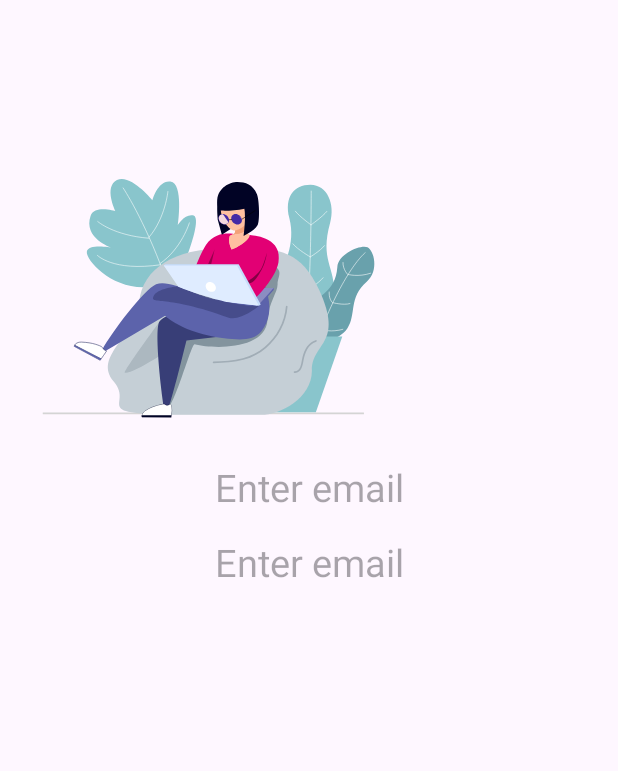
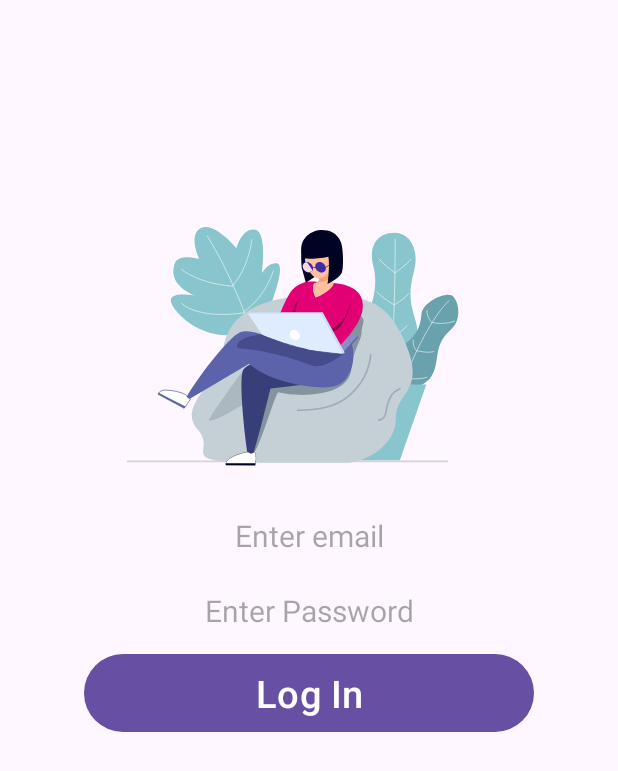
Before and after one commit to GIRISH1288/Clique, an Android app: the SignIn screen opened directly, with no data from a screen before it, on a phone screen of 412 x 824 dp. Shown: the top 771 px of the screen. Run offline under Robolectric (Android 15) with nearby library versions, the phone set to English and light mode, and no system bars; 1 statement that could not run was skipped.

Commit message:
Log in Activity Created

```diff
--- a/app/src/main/java/com/project/myapplication/SignIn.java
+++ b/app/src/main/java/com/project/myapplication/SignIn.java
@@ -3,13 +3,23 @@ package com.project.myapplication;
 import androidx.appcompat.app.AppCompatActivity;
 
 import android.os.Bundle;
+import android.widget.Button;
+import android.widget.EditText;
+
+import com.airbnb.lottie.LottieAnimationView;
 
 public class SignIn extends AppCompatActivity {
-
+    EditText etSignInEmail, etSignInPassword;
+    Button btnLogIn;
+    LottieAnimationView animLoadingSignIn;
     @Override
     protected void onCreate(Bundle savedInstanceState) {
         super.onCreate(savedInstanceState);
         setContentView(R.layout.activity_sign_in);
+        etSignInEmail = findViewById(R.id.etSignInEmail);
+        etSignInPassword = findViewById(R.id.etSignInPassword);
+        btnLogIn = findViewById(R.id.btnLogIn);
+
 
         overridePendingTransition(R.anim.activity_enter, R.anim.activity_exit);
     }
--- a/app/src/main/res/layout/activity_sign_in.xml
+++ b/app/src/main/res/layout/activity_sign_in.xml
@@ -1,11 +1,18 @@
 <?xml version="1.0" encoding="utf-8"?>
-<LinearLayout xmlns:android="http://schemas.android.com/apk/res/android"
+<RelativeLayout
+    xmlns:android="http://schemas.android.com/apk/res/android"
     xmlns:app="http://schemas.android.com/apk/res-auto"
     xmlns:tools="http://schemas.android.com/tools"
+    tools:context=".SignIn"
+    android:layout_width="match_parent"
+    android:layout_height="match_parent">
+<LinearLayout
     android:layout_width="match_parent"
     android:layout_height="match_parent"
-    tools:context=".SignIn"
-    android:orientation="vertical">
+
+    android:orientation="vertical"
+    android:gravity="center"
+    android:paddingBottom="300dp">
     <com.airbnb.lottie.LottieAnimationView
         android:id="@+id/step1"
         android:layout_width="300dp"
@@ -19,7 +26,7 @@
         android:layout_height="50dp"
         android:ems="20"
         android:hint="Enter email"
-        android:textSize="25sp"
+        android:textSize="20sp"
         android:gravity="center"
         android:background="@null"/>
     <EditText
@@ -27,8 +34,25 @@
         android:layout_width="wrap_content"
         android:layout_height="50dp"
         android:ems="20"
-        android:hint="Enter email"
-        android:textSize="25sp"
+        android:hint="Enter Password"
+        android:textSize="20sp"
         android:gravity="center"
         android:background="@null"/>
+    <Button
+        android:id="@+id/btnLogIn"
+        android:layout_width="300dp"
+        android:layout_height="60dp"
+        android:text="Log In"
+        android:textSize="25sp"
+        android:gravity="center"/>
 </LinearLayout>
+    <com.airbnb.lottie.LottieAnimationView
+        android:id="@+id/animLoadingSignIn"
+        android:layout_width="match_parent"
+        android:layout_height="match_parent"
+        app:lottie_autoPlay="true"
+        android:visibility="invisible"
+        android:background="#80000000"
+        app:lottie_loop="true"
+        app:lottie_rawRes="@raw/loading_animation"/>
+</RelativeLayout>
```
